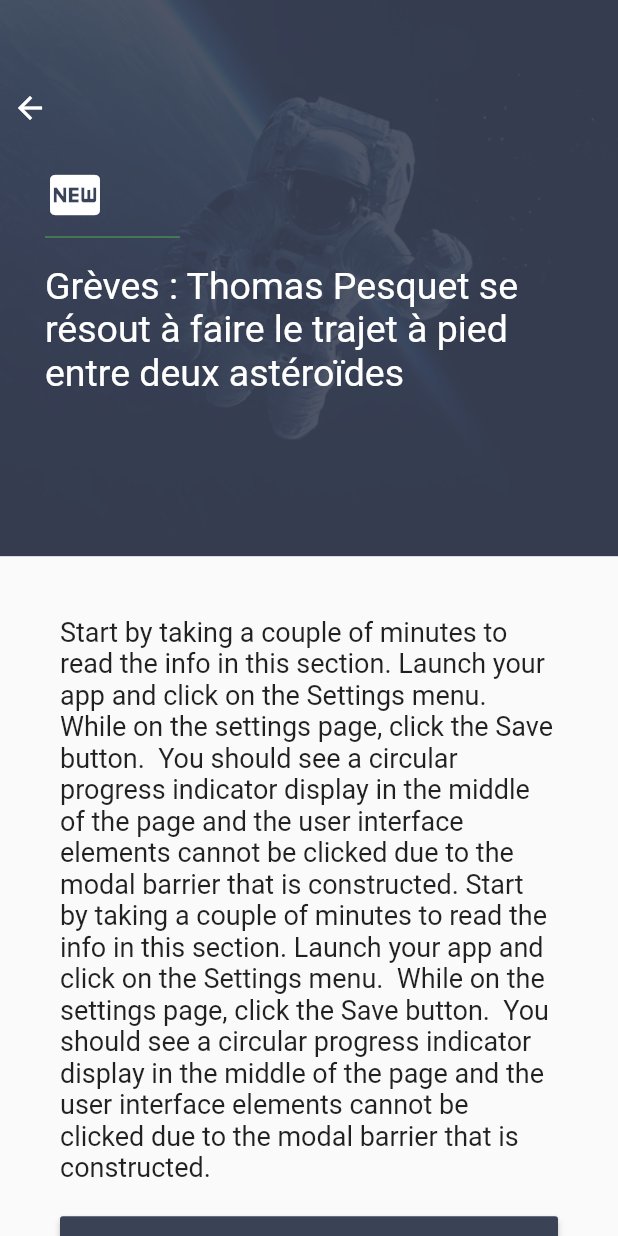
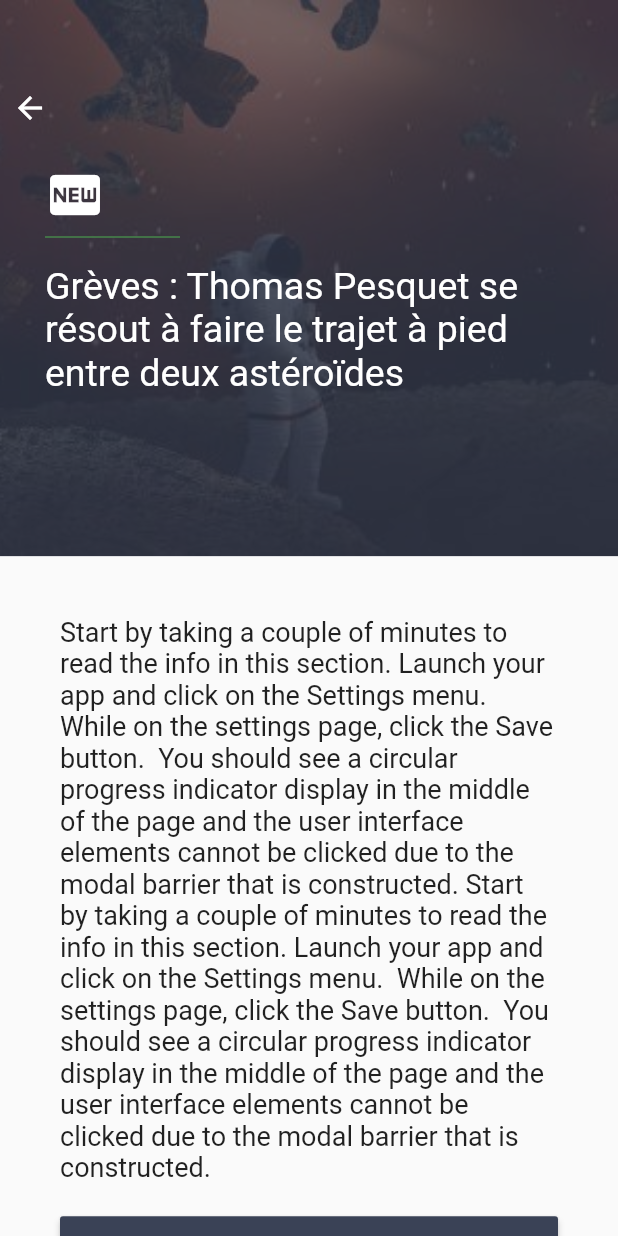
Before and after one commit to Brukols/Newspacepers, a Flutter app: the screen it shows after launch, after a tap on "Grèves : Thomas Pesquet se résout à fair", on a phone screen of 412 x 824 dp. Run offline on Flutter 3.47's test engine with Material 2 defaults, Android fonts, the phone set to English and light mode, and no system bars; Roboto replaces fonts that are missing (Raleway).

Commit message:
Add image to article

```diff
--- a/epi_space/lib/detail_page.dart
+++ b/epi_space/lib/detail_page.dart
@@ -34,7 +34,7 @@
             height: MediaQuery.of(context).size.height * 0.45,
             decoration: new BoxDecoration(
               image: new DecorationImage(
-                image: new AssetImage("assets/test.jpg"),
+                image: new AssetImage(fakenews.imgPath),
                 fit: BoxFit.cover,
               ),
             )),
@@ -42,7 +42,7 @@
           height: MediaQuery.of(context).size.height * 0.45,
           padding: EdgeInsets.all(30.0),
           width: MediaQuery.of(context).size.width,
-          decoration: BoxDecoration(color: Color.fromRGBO(58, 66, 86, .9)),
+          decoration: BoxDecoration(color: Color.fromRGBO(58, 66, 86, .7)),
           child: Center(
             child: topContentText,
           ),
--- a/epi_space/lib/fetch_fake_news.dart
+++ b/epi_space/lib/fetch_fake_news.dart
@@ -31,7 +31,7 @@
         decoration: new BoxDecoration(
             border: new Border(
                 right: new BorderSide(width: 1.0, color: Colors.white24))),
-        child: Icon(Icons.autorenew, color: Colors.white),
+        child: Image.asset(fakenews.imgPath, width: 50, height: 50),
       ),
       title: Text(
         fakenews.title,
@@ -128,30 +128,37 @@
   return [
     FakeNews(
         title: "Grèves : Thomas Pesquet se résout à faire le trajet à pied entre deux astéroïdes",
+        imgPath: "assets/articles/1.jpg",
         content:
         "Start by taking a couple of minutes to read the info in this section. Launch your app and click on the Settings menu.  While on the settings page, click the Save button.  You should see a circular progress indicator display in the middle of the page and the user interface elements cannot be clicked due to the modal barrier that is constructed. Start by taking a couple of minutes to read the info in this section. Launch your app and click on the Settings menu.  While on the settings page, click the Save button.  You should see a circular progress indicator display in the middle of the page and the user interface elements cannot be clicked due to the modal barrier that is constructed."),
     FakeNews(
         title: "Donald Trump veut envoyer une mission habitée sur la face cachée du Soleil",
+        imgPath: "assets/articles/2.jpg",
         content:
         "Start by taking a couple of minutes to read the info in this section. Launch your app and click on the Settings menu.  While on the settings page, click the Save button.  You should see a circular progress indicator display in the middle of the page and the user interface elements cannot be clicked due to the modal barrier that is constructed."),
     FakeNews(
         title: "Suite à un accident sur l'astroroute de Mars, la circulation est rendue difficile entre Vénus et Jupiter",
+        imgPath: "assets/articles/3.jpg",
         content:
         "Start by taking a couple of minutes to read the info in this section. Launch your app and click on the Settings menu.  While on the settings page, click the Save button.  You should see a circular progress indicator display in the middle of the page and the user interface elements cannot be clicked due to the modal barrier that is constructed."),
     FakeNews(
         title: "La NASA découvre trois trottinettes abandonnées sur Mars",
+        imgPath: "assets/articles/4.jpg",
         content:
         "Start by taking a couple of minutes to read the info in this section. Launch your app and click on the Settings menu.  While on the settings page, click the Save button.  You should see a circular progress indicator display in the middle of the page and the user interface elements cannot be clicked due to the modal barrier that is constructed."),
     FakeNews(
         title: "Pollution - Des micro-plastiques déjà détectés à l'intérieur du trou noir M87*",
+        imgPath: "assets/articles/5.jpg",
         content:
         "Start by taking a couple of minutes to read the info in this section. Launch your app and click on the Settings menu.  While on the settings page, click the Save button.  You should see a circular progress indicator display in the middle of the page and the user interface elements cannot be clicked due to the modal barrier that is constructed."),
     FakeNews(
         title: "Espace - Christophe Castaner présente son nouveau satellite lanceur de balles de défense",
+        imgPath: "assets/articles/6.jpg",
         content:
         "Start by taking a couple of minutes to read the info in this section. Launch your app and click on the Settings menu.  While on the settings page, click the Save button.  You should see a circular progress indicator display in the middle of the page and the user interface elements cannot be clicked due to the modal barrier that is constructed."),
     FakeNews(
         title: "La NASA envisage de faire exploser la Lune pour en étudier les conséquences",
+        imgPath: "assets/articles/7.jpg",
         content:
         "Start by taking a couple of minutes to read the info in this section. Launch your app and click on the Settings menu.  While on the settings page, click the Save button.  You should see a circular progress indicator display in the middle of the page and the user interface elements cannot be clicked due to the modal barrier that is constructed.  ")
   ];
--- a/epi_space/pubspec.yaml
+++ b/epi_space/pubspec.yaml
@@ -52,6 +52,7 @@
   #  - images/a_dot_ham.jpeg
   assets:
     - assets/
+    - assets/articles/
   # An image asset can refer to one or more resolution-specific "variants", see
   # https://flutter.dev/assets-and-images/#resolution-aware.
 
```
Also changed, not shown: epi_space/assets/articles/1.jpg (added), epi_space/assets/articles/2.jpg (added), epi_space/assets/articles/3.jpg (added), epi_space/assets/articles/4.jpg (added), epi_space/assets/articles/5.jpg (added), epi_space/assets/articles/6.jpg (added), epi_space/assets/articles/7.jpg (added).
